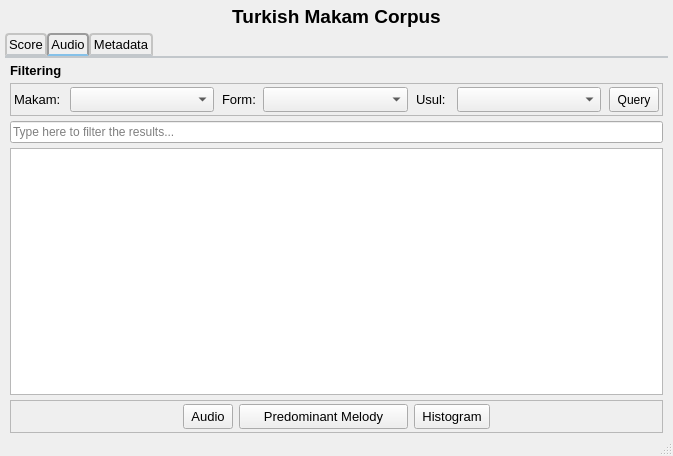
Old version of the form ui_files/qt_designs/makam_main.ui in the repository MTG/dunya-desktop.
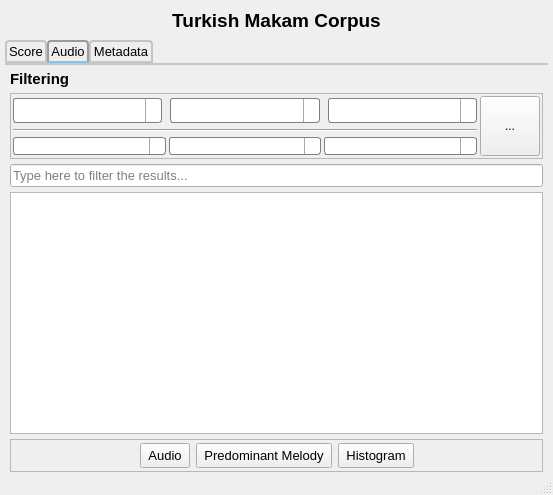
New version of the form. Icons and pictures are not drawn.

Commit message: Design is changed -  added seperators between the comboboxes -  the text fonts of comboboxes are changed

```diff
--- a/ui_files/qt_designs/makam_main.ui
+++ b/ui_files/qt_designs/makam_main.ui
@@ -6,8 +6,8 @@
    <rect>
     <x>0</x>
     <y>0</y>
-    <width>673</width>
-    <height>456</height>
+    <width>553</width>
+    <height>495</height>
    </rect>
   </property>
   <property name="baseSize">
@@ -32,7 +32,7 @@
      <number>5</number>
     </property>
     <property name="topMargin">
-     <number>5</number>
+     <number>9</number>
     </property>
     <property name="rightMargin">
      <number>5</number>
@@ -44,7 +44,7 @@
      <number>0</number>
     </property>
     <property name="verticalSpacing">
-     <number>5</number>
+     <number>8</number>
     </property>
     <item row="0" column="0">
      <widget class="QLabel" name="label_makam">
@@ -154,7 +154,7 @@
           </property>
           <property name="font">
            <font>
-            <pointsize>10</pointsize>
+            <pointsize>11</pointsize>
            </font>
           </property>
           <property name="text">
@@ -170,70 +170,288 @@
             <verstretch>0</verstretch>
            </sizepolicy>
           </property>
+          <property name="cursor">
+           <cursorShape>ArrowCursor</cursorShape>
+          </property>
           <property name="frameShape">
            <enum>QFrame::StyledPanel</enum>
           </property>
           <property name="frameShadow">
            <enum>QFrame::Raised</enum>
           </property>
-          <layout class="QGridLayout" name="gridLayout_filtering">
+          <property name="lineWidth">
+           <number>1</number>
+          </property>
+          <layout class="QGridLayout" name="gridLayout_filtering" rowstretch="0,0,0,0">
+           <property name="sizeConstraint">
+            <enum>QLayout::SetNoConstraint</enum>
+           </property>
            <property name="margin">
-            <number>3</number>
+            <number>2</number>
            </property>
            <property name="spacing">
             <number>3</number>
            </property>
            <item row="1" column="0">
-            <layout class="QHBoxLayout" name="horizontalLayout_filtering">
+            <widget class="Line" name="line_seperator">
+             <property name="orientation">
+              <enum>Qt::Horizontal</enum>
+             </property>
+            </widget>
+           </item>
+           <item row="2" column="0">
+            <layout class="QHBoxLayout" name="horizontalLayout_otheratt">
+             <item>
+              <widget class="QComboBox" name="comboBox_composer">
+               <property name="minimumSize">
+                <size>
+                 <width>104</width>
+                 <height>0</height>
+                </size>
+               </property>
+               <property name="styleSheet">
+                <string notr="true">QComboBox {
+    border: 1px solid gray;
+    border-radius: 3px;
+    /*padding: 1px 18px 1px 3px;*/
+    min-width: 6em;
+}
+
+QComboBox:editable {
+    background: white;
+}
+
+QComboBox:!editable, QComboBox::drop-down:editable {
+     background: qlineargradient(x1: 0, y1: 0, x2: 0, y2: 1,
+                                 stop: 0 #E1E1E1, stop: 0.4 #DDDDDD,
+                                 stop: 0.5 #D8D8D8, stop: 1.0 #D3D3D3);
+}
+
+/* QComboBox gets the &quot;on&quot; state when the popup is open */
+QComboBox:!editable:on, QComboBox::drop-down:editable:on {
+    background: qlineargradient(x1: 0, y1: 0, x2: 0, y2: 1,
+                                stop: 0 #D3D3D3, stop: 0.4 #D8D8D8,
+                                stop: 0.5 #DDDDDD, stop: 1.0 #E1E1E1);
+}
+
+QComboBox:on { /* shift the text when the popup opens */
+    padding-top: 3px;
+    padding-left: 4px;
+}
+
+QComboBox::drop-down {
+    subcontrol-origin: padding;
+    subcontrol-position: top right;
+    width: 15px;
+
+    border-left-width: 1px;
+    border-left-color: darkgray;
+    border-left-style: solid; /* just a single line */
+    border-top-right-radius: 3px; /* same radius as the QComboBox */
+    border-bottom-right-radius: 3px;
+}
+
+QComboBox::down-arrow {
+    image: url(/usr/share/icons/crystalsvg/16x16/actions/1downarrow.png);
+}
+
+QComboBox::down-arrow:on { /* shift the arrow when popup is open */
+    top: 1px;
+    left: 1px;
+}</string>
+               </property>
+              </widget>
+             </item>
+             <item>
+              <widget class="QComboBox" name="comboBox_performer">
+               <property name="styleSheet">
+                <string notr="true">QComboBox {
+    border: 1px solid gray;
+    border-radius: 3px;
+    /*padding: 1px 18px 1px 3px;*/
+    min-width: 6em;
+}
+
+QComboBox:editable {
+    background: white;
+}
+
+QComboBox:!editable, QComboBox::drop-down:editable {
+     background: qlineargradient(x1: 0, y1: 0, x2: 0, y2: 1,
+                                 stop: 0 #E1E1E1, stop: 0.4 #DDDDDD,
+                                 stop: 0.5 #D8D8D8, stop: 1.0 #D3D3D3);
+}
+
+/* QComboBox gets the &quot;on&quot; state when the popup is open */
+QComboBox:!editable:on, QComboBox::drop-down:editable:on {
+    background: qlineargradient(x1: 0, y1: 0, x2: 0, y2: 1,
+                                stop: 0 #D3D3D3, stop: 0.4 #D8D8D8,
+                                stop: 0.5 #DDDDDD, stop: 1.0 #E1E1E1);
+}
+
+QComboBox:on { /* shift the text when the popup opens */
+    padding-top: 3px;
+    padding-left: 4px;
+}
+
+QComboBox::drop-down {
+    subcontrol-origin: padding;
+    subcontrol-position: top right;
+    width: 15px;
+
+    border-left-width: 1px;
+    border-left-color: darkgray;
+    border-left-style: solid; /* just a single line */
+    border-top-right-radius: 3px; /* same radius as the QComboBox */
+    border-bottom-right-radius: 3px;
+}
+
+QComboBox::down-arrow {
+    image: url(/usr/share/icons/crystalsvg/16x16/actions/1downarrow.png);
+}
+
+QComboBox::down-arrow:on { /* shift the arrow when popup is open */
+    top: 1px;
+    left: 1px;
+}</string>
+               </property>
+              </widget>
+             </item>
+             <item>
+              <widget class="QComboBox" name="comboBox_instrument">
+               <property name="styleSheet">
+                <string notr="true">QComboBox {
+    border: 1px solid gray;
+    border-radius: 3px;
+    /*padding: 1px 18px 1px 3px;*/
+    min-width: 6em;
+}
+
+QComboBox:editable {
+    background: white;
+}
+
+QComboBox:!editable, QComboBox::drop-down:editable {
+     background: qlineargradient(x1: 0, y1: 0, x2: 0, y2: 1,
+                                 stop: 0 #E1E1E1, stop: 0.4 #DDDDDD,
+                                 stop: 0.5 #D8D8D8, stop: 1.0 #D3D3D3);
+}
+
+/* QComboBox gets the &quot;on&quot; state when the popup is open */
+QComboBox:!editable:on, QComboBox::drop-down:editable:on {
+    background: qlineargradient(x1: 0, y1: 0, x2: 0, y2: 1,
+                                stop: 0 #D3D3D3, stop: 0.4 #D8D8D8,
+                                stop: 0.5 #DDDDDD, stop: 1.0 #E1E1E1);
+}
+
+QComboBox:on { /* shift the text when the popup opens */
+    padding-top: 3px;
+    padding-left: 4px;
+}
+
+QComboBox::drop-down {
+    subcontrol-origin: padding;
+    subcontrol-position: top right;
+    width: 15px;
+
+    border-left-width: 1px;
+    border-left-color: darkgray;
+    border-left-style: solid; /* just a single line */
+    border-top-right-radius: 3px; /* same radius as the QComboBox */
+    border-bottom-right-radius: 3px;
+}
+
+QComboBox::down-arrow {
+    image: url(/usr/share/icons/crystalsvg/16x16/actions/1downarrow.png);
+}
+
+QComboBox::down-arrow:on { /* shift the arrow when popup is open */
+    top: 1px;
+    left: 1px;
+}</string>
+               </property>
+              </widget>
+             </item>
+            </layout>
+           </item>
+           <item row="0" column="0">
+            <layout class="QHBoxLayout" name="horizontalLayout_2">
              <property name="spacing">
-              <number>1</number>
+              <number>3</number>
              </property>
              <property name="sizeConstraint">
               <enum>QLayout::SetFixedSize</enum>
              </property>
-             <item>
-              <widget class="QLabel" name="label_filter_makam">
-               <property name="sizePolicy">
-                <sizepolicy hsizetype="Fixed" vsizetype="Fixed">
-                 <horstretch>0</horstretch>
-                 <verstretch>0</verstretch>
-                </sizepolicy>
-               </property>
-               <property name="maximumSize">
-                <size>
-                 <width>55</width>
-                 <height>16777215</height>
-                </size>
-               </property>
-               <property name="font">
-                <font>
-                 <pointsize>10</pointsize>
-                </font>
-               </property>
-               <property name="text">
-                <string>Makam:</string>
-               </property>
-               <property name="buddy">
-                <cstring>comboBox_makam</cstring>
-               </property>
-              </widget>
-             </item>
              <item>
               <widget class="QComboBox" name="comboBox_makam">
                <property name="minimumSize">
                 <size>
-                 <width>0</width>
+                 <width>125</width>
                  <height>25</height>
                 </size>
                </property>
                <property name="font">
                 <font>
-                 <pointsize>9</pointsize>
+                 <pointsize>8</pointsize>
                 </font>
                </property>
                <property name="statusTip">
                 <string>Select makam</string>
                </property>
+               <property name="styleSheet">
+                <string notr="true">QComboBox {
+    border: 1px solid gray;
+    border-radius: 3px;
+    padding: 1px 18px 1px 3px;
+    min-width: 6em;
+}
+
+QComboBox:editable {
+    background: white;
+}
+
+QComboBox:!editable, QComboBox::drop-down:editable {
+     background: qlineargradient(x1: 0, y1: 0, x2: 0, y2: 1,
+                                 stop: 0 #E1E1E1, stop: 0.4 #DDDDDD,
+                                 stop: 0.5 #D8D8D8, stop: 1.0 #D3D3D3);
+}
+
+/* QComboBox gets the &quot;on&quot; state when the popup is open */
+QComboBox:!editable:on, QComboBox::drop-down:editable:on {
+    background: qlineargradient(x1: 0, y1: 0, x2: 0, y2: 1,
+                                stop: 0 #D3D3D3, stop: 0.4 #D8D8D8,
+                                stop: 0.5 #DDDDDD, stop: 1.0 #E1E1E1);
+}
+
+QComboBox:on { /* shift the text when the popup opens */
+    padding-top: 3px;
+    padding-left: 4px;
+}
+
+QComboBox::drop-down {
+    subcontrol-origin: padding;
+    subcontrol-position: top right;
+    width: 15px;
+
+    border-left-width: 1px;
+    border-left-color: darkgray;
+    border-left-style: solid; /* just a single line */
+    border-top-right-radius: 3px; /* same radius as the QComboBox */
+    border-bottom-right-radius: 3px;
+}
+
+QComboBox::down-arrow {
+    image: url(/usr/share/icons/crystalsvg/16x16/actions/1downarrow.png);
+}
+
+QComboBox::down-arrow:on { /* shift the arrow when popup is open */
+    top: 1px;
+    left: 1px;
+}</string>
+               </property>
+               <property name="editable">
+                <bool>true</bool>
+               </property>
               </widget>
              </item>
              <item>
@@ -246,49 +464,82 @@
                </property>
                <property name="sizeHint" stdset="0">
                 <size>
-                 <width>7</width>
-                 <height>10</height>
+                 <width>5</width>
+                 <height>20</height>
                 </size>
                </property>
               </spacer>
              </item>
-             <item>
-              <widget class="QLabel" name="label_filter_form">
-               <property name="maximumSize">
-                <size>
-                 <width>40</width>
-                 <height>16777215</height>
-                </size>
-               </property>
-               <property name="font">
-                <font>
-                 <pointsize>10</pointsize>
-                </font>
-               </property>
-               <property name="text">
-                <string>Form:</string>
-               </property>
-               <property name="buddy">
-                <cstring>comboBox_form</cstring>
-               </property>
-              </widget>
-             </item>
              <item>
               <widget class="QComboBox" name="comboBox_form">
                <property name="minimumSize">
                 <size>
-                 <width>0</width>
+                 <width>104</width>
                  <height>25</height>
                 </size>
                </property>
                <property name="font">
                 <font>
-                 <pointsize>9</pointsize>
+                 <pointsize>8</pointsize>
                 </font>
                </property>
                <property name="statusTip">
                 <string>Select form</string>
                </property>
+               <property name="styleSheet">
+                <string notr="true">QComboBox {
+    border: 1px solid gray;
+    border-radius: 3px;
+    /*padding: 1px 18px 1px 3px;*/
+    min-width: 6em;
+}
+
+QComboBox:editable {
+    background: white;
+}
+
+QComboBox:!editable, QComboBox::drop-down:editable {
+     background: qlineargradient(x1: 0, y1: 0, x2: 0, y2: 1,
+                                 stop: 0 #E1E1E1, stop: 0.4 #DDDDDD,
+                                 stop: 0.5 #D8D8D8, stop: 1.0 #D3D3D3);
+}
+
+/* QComboBox gets the &quot;on&quot; state when the popup is open */
+QComboBox:!editable:on, QComboBox::drop-down:editable:on {
+    background: qlineargradient(x1: 0, y1: 0, x2: 0, y2: 1,
+                                stop: 0 #D3D3D3, stop: 0.4 #D8D8D8,
+                                stop: 0.5 #DDDDDD, stop: 1.0 #E1E1E1);
+}
+
+QComboBox:on { /* shift the text when the popup opens */
+    padding-top: 3px;
+    padding-left: 4px;
+}
+
+QComboBox::drop-down {
+    subcontrol-origin: padding;
+    subcontrol-position: top right;
+    width: 15px;
+
+    border-left-width: 1px;
+    border-left-color: darkgray;
+    border-left-style: solid; /* just a single line */
+    border-top-right-radius: 3px; /* same radius as the QComboBox */
+    border-bottom-right-radius: 3px;
+}
+
+QComboBox::down-arrow {
+    image: url(/usr/share/icons/crystalsvg/16x16/actions/1downarrow.png);
+}
+
+QComboBox::down-arrow:on { /* shift the arrow when popup is open */
+    top: 1px;
+    left: 1px;
+}</string>
+               </property>
+               <property name="editable">
+                <bool>true</bool>
+               </property>
               </widget>
              </item>
              <item>
@@ -301,102 +552,117 @@
                </property>
                <property name="sizeHint" stdset="0">
                 <size>
-                 <width>7</width>
-                 <height>10</height>
+                 <width>5</width>
+                 <height>20</height>
                 </size>
                </property>
               </spacer>
              </item>
-             <item>
-              <widget class="QLabel" name="label_filter_usul">
-               <property name="sizePolicy">
-                <sizepolicy hsizetype="Fixed" vsizetype="Fixed">
-                 <horstretch>0</horstretch>
-                 <verstretch>0</verstretch>
-                </sizepolicy>
-               </property>
-               <property name="maximumSize">
-                <size>
-                 <width>40</width>
-                 <height>16777215</height>
-                </size>
-               </property>
-               <property name="font">
-                <font>
-                 <pointsize>10</pointsize>
-                </font>
-               </property>
-               <property name="text">
-                <string>Usul:</string>
-               </property>
-               <property name="buddy">
-                <cstring>comboBox_usul</cstring>
-               </property>
-              </widget>
-             </item>
              <item>
               <widget class="QComboBox" name="comboBox_usul">
                <property name="minimumSize">
                 <size>
-                 <width>0</width>
+                 <width>104</width>
                  <height>25</height>
                 </size>
                </property>
                <property name="font">
                 <font>
-                 <pointsize>9</pointsize>
+                 <pointsize>8</pointsize>
                 </font>
                </property>
                <property name="statusTip">
                 <string>Select usul</string>
                </property>
+               <property name="styleSheet">
+                <string notr="true">QComboBox {
+    border: 1px solid gray;
+    border-radius: 3px;
+    /*padding: 1px 18px 1px 3px;*/
+    min-width: 6em;
+}
+
+QComboBox:editable {
+    background: white;
+}
+
+QComboBox:!editable, QComboBox::drop-down:editable {
+     background: qlineargradient(x1: 0, y1: 0, x2: 0, y2: 1,
+                                 stop: 0 #E1E1E1, stop: 0.4 #DDDDDD,
+                                 stop: 0.5 #D8D8D8, stop: 1.0 #D3D3D3);
+}
+
+/* QComboBox gets the &quot;on&quot; state when the popup is open */
+QComboBox:!editable:on, QComboBox::drop-down:editable:on {
+    background: qlineargradient(x1: 0, y1: 0, x2: 0, y2: 1,
+                                stop: 0 #D3D3D3, stop: 0.4 #D8D8D8,
+                                stop: 0.5 #DDDDDD, stop: 1.0 #E1E1E1);
+}
+
+QComboBox:on { /* shift the text when the popup opens */
+    padding-top: 3px;
+    padding-left: 4px;
+}
+
+QComboBox::drop-down {
+    subcontrol-origin: padding;
+    subcontrol-position: top right;
+    width: 15px;
+
+    border-left-width: 1px;
+    border-left-color: darkgray;
+    border-left-style: solid; /* just a single line */
+    border-top-right-radius: 3px; /* same radius as the QComboBox */
+    border-bottom-right-radius: 3px;
+}
+
+QComboBox::down-arrow {
+    image: url(/usr/share/icons/crystalsvg/16x16/actions/1downarrow.png);
+}
+
+QComboBox::down-arrow:on { /* shift the arrow when popup is open */
+    top: 1px;
+    left: 1px;
+}</string>
+               </property>
+               <property name="editable">
+                <bool>true</bool>
+               </property>
               </widget>
              </item>
-             <item>
-              <spacer name="horizontalSpacer">
-               <property name="orientation">
-                <enum>Qt::Horizontal</enum>
-               </property>
-               <property name="sizeType">
-                <enum>QSizePolicy::Fixed</enum>
-               </property>
-               <property name="sizeHint" stdset="0">
-                <size>
-                 <width>7</width>
-                 <height>5</height>
-                </size>
-               </property>
-              </spacer>
-             </item>
+            </layout>
+           </item>
+           <item row="0" column="1" rowspan="3">
+            <layout class="QHBoxLayout" name="horizontalLayout_query">
+             <property name="spacing">
+              <number>0</number>
+             </property>
              <item>
               <widget class="QToolButton" name="toolButton_query">
-               <property name="sizePolicy">
-                <sizepolicy hsizetype="Fixed" vsizetype="Fixed">
-                 <horstretch>0</horstretch>
-                 <verstretch>0</verstretch>
-                </sizepolicy>
-               </property>
                <property name="minimumSize">
                 <size>
-                 <width>50</width>
-                 <height>25</height>
+                 <width>60</width>
+                 <height>60</height>
                 </size>
                </property>
                <property name="maximumSize">
                 <size>
-                 <width>30</width>
-                 <height>25</height>
+                 <width>60</width>
+                 <height>60</height>
                 </size>
                </property>
                <property name="text">
-                <string>Query</string>
+                <string>...</string>
                </property>
                <property name="icon">
                 <iconset resource="resources.qrc">
                  <normaloff>:/compmusic/icons/magnifying-glass.png</normaloff>:/compmusic/icons/magnifying-glass.png</iconset>
                </property>
-               <property name="checkable">
-                <bool>false</bool>
+               <property name="iconSize">
+                <size>
+                 <width>25</width>
+                 <height>25</height>
+                </size>
                </property>
               </widget>
              </item>
@@ -409,7 +675,7 @@
          <widget class="QLineEdit" name="lineEdit_filter">
           <property name="font">
            <font>
-            <pointsize>9</pointsize>
+            <pointsize>10</pointsize>
            </font>
           </property>
           <property name="text">
@@ -424,7 +690,7 @@
          <widget class="QTableView" name="tableView_results">
           <property name="font">
            <font>
-            <pointsize>9</pointsize>
+            <pointsize>10</pointsize>
            </font>
           </property>
           <property name="styleSheet">
@@ -625,7 +891,7 @@
     <rect>
      <x>0</x>
      <y>0</y>
-     <width>673</width>
+     <width>553</width>
      <height>25</height>
     </rect>
    </property>
```
The commit also changes 3 other files.
